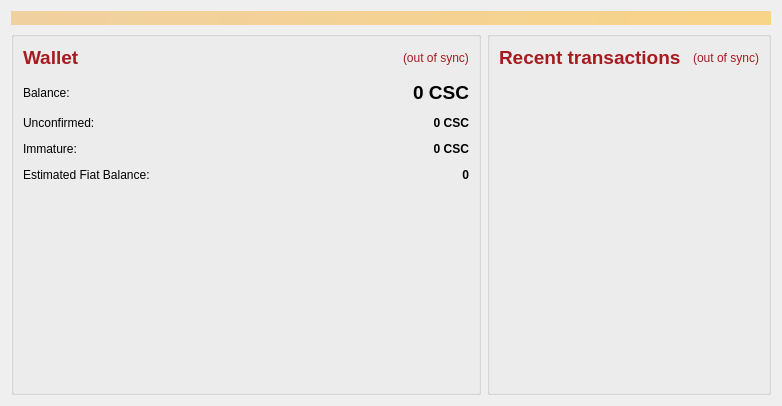
Old version of the form src/qt/forms/overviewpage.ui in the repository transcoder/CasinoCoin.
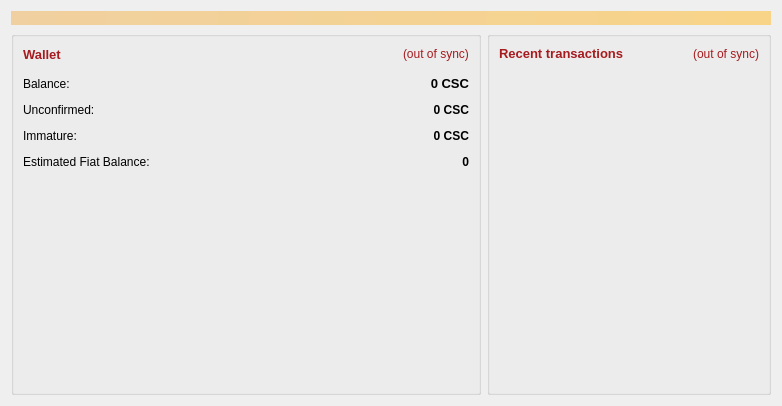
New version of the form.

The edit to the form file:
```diff
--- a/src/qt/forms/overviewpage.ui
+++ b/src/qt/forms/overviewpage.ui
@@ -34,6 +34,9 @@
     <layout class="QHBoxLayout" name="horizontalLayout" stretch="1,0">
      <item>
       <layout class="QVBoxLayout" name="verticalLayout_2">
+       <property name="spacing">
+        <number>7</number>
+       </property>
        <item>
         <widget class="QGroupBox" name="groupBox">
          <property name="minimumSize">
@@ -49,6 +52,12 @@
           </size>
          </property>
          <layout class="QVBoxLayout" name="verticalLayout_4">
+          <property name="topMargin">
+           <number>7</number>
+          </property>
+          <property name="bottomMargin">
+           <number>7</number>
+          </property>
           <item>
            <layout class="QFormLayout" name="formLayout_2">
             <property name="fieldGrowthPolicy">
@@ -66,7 +75,7 @@
                <widget class="QLabel" name="label_5">
                 <property name="font">
                  <font>
-                  <pointsize>14</pointsize>
+                  <pointsize>10</pointsize>
                   <weight>75</weight>
                   <bold>true</bold>
                  </font>
@@ -121,7 +130,7 @@
              <widget class="QLabel" name="labelBalance">
               <property name="font">
                <font>
-                <pointsize>14</pointsize>
+                <pointsize>10</pointsize>
                 <weight>75</weight>
                 <bold>true</bold>
                </font>
@@ -267,13 +276,19 @@
           </size>
          </property>
          <layout class="QVBoxLayout" name="verticalLayout">
+          <property name="topMargin">
+           <number>7</number>
+          </property>
+          <property name="bottomMargin">
+           <number>7</number>
+          </property>
           <item>
            <layout class="QHBoxLayout" name="horizontalLayout_2">
             <item>
              <widget class="QLabel" name="label_4">
               <property name="font">
                <font>
-                <pointsize>14</pointsize>
+                <pointsize>10</pointsize>
                </font>
               </property>
               <property name="styleSheet">
```
